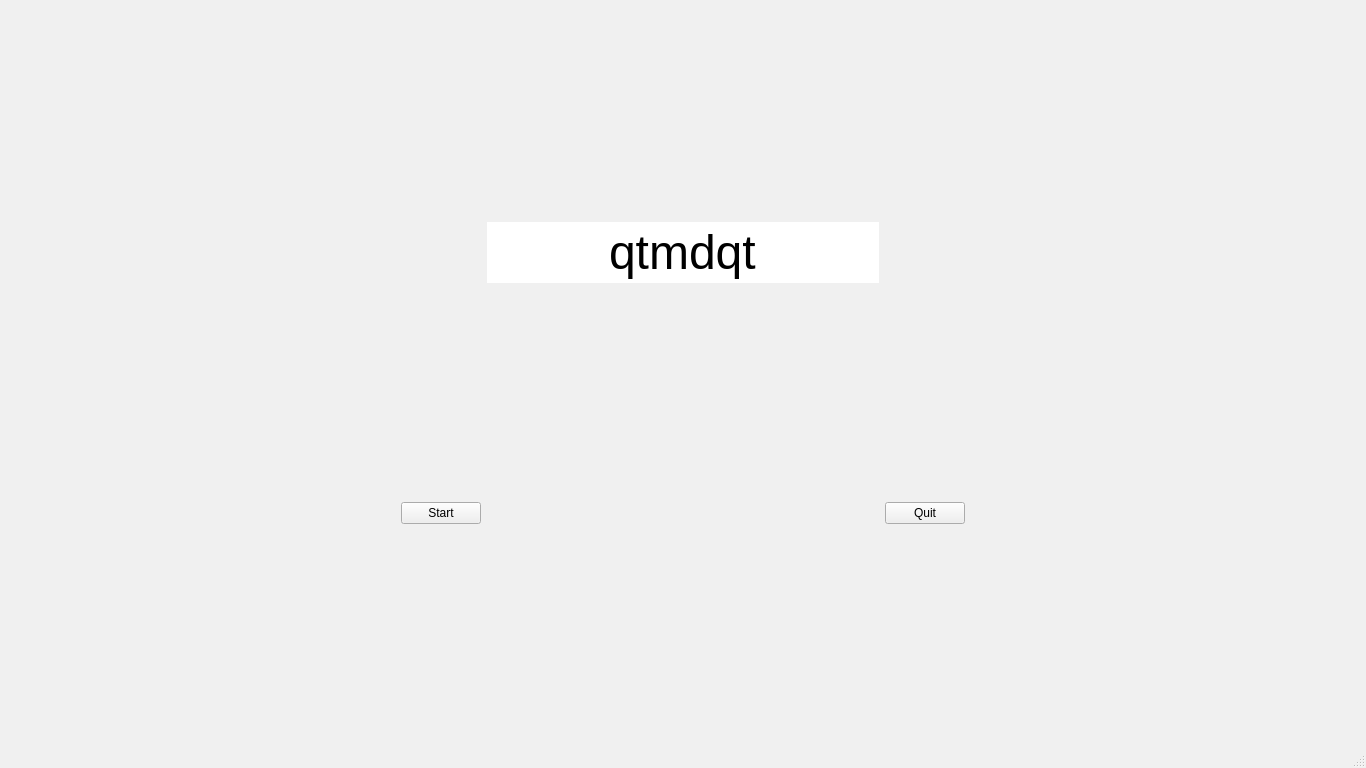
Old version of the form mainwindow.ui in the repository TrueVegetable/qtHomework.
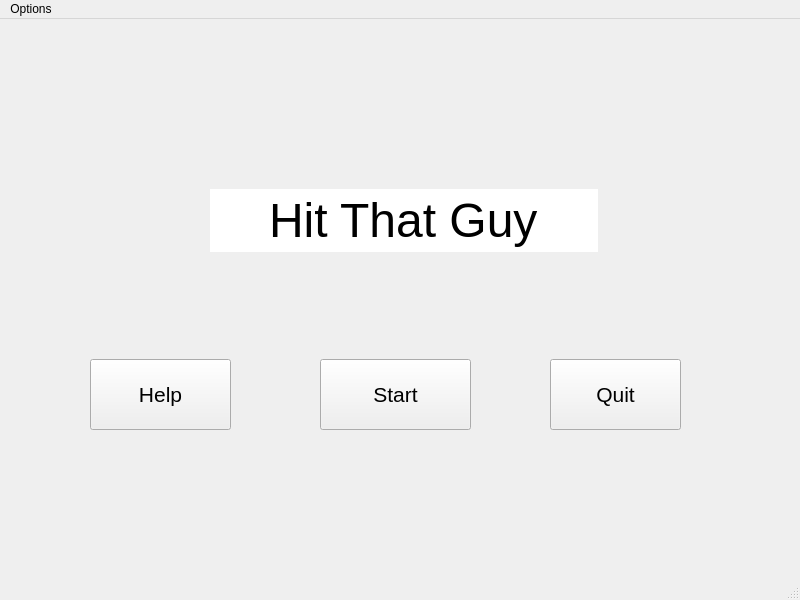
New version of the form. Icons and pictures are not drawn.

What changed in the file:
```diff
--- a/mainwindow.ui
+++ b/mainwindow.ui
@@ -9,8 +9,8 @@
    <rect>
     <x>0</x>
     <y>0</y>
-    <width>1366</width>
-    <height>768</height>
+    <width>800</width>
+    <height>600</height>
    </rect>
   </property>
   <property name="sizePolicy">
@@ -21,63 +21,66 @@
   </property>
   <property name="minimumSize">
    <size>
-    <width>1366</width>
-    <height>768</height>
+    <width>100</width>
+    <height>100</height>
    </size>
   </property>
   <property name="maximumSize">
    <size>
-    <width>1366</width>
-    <height>768</height>
+    <width>800</width>
+    <height>600</height>
    </size>
   </property>
   <property name="palette">
    <palette>
-    <active>
-     <colorrole role="Window">
-      <brush brushstyle="SolidPattern">
-       <color alpha="255">
-        <red>255</red>
-        <green>255</green>
-        <blue>255</blue>
-       </color>
-      </brush>
-     </colorrole>
-    </active>
-    <inactive>
-     <colorrole role="Window">
-      <brush brushstyle="SolidPattern">
-       <color alpha="255">
-        <red>240</red>
-        <green>240</green>
-        <blue>240</blue>
-       </color>
-      </brush>
-     </colorrole>
-    </inactive>
-    <disabled>
-     <colorrole role="Window">
-      <brush brushstyle="SolidPattern">
-       <color alpha="255">
-        <red>255</red>
-        <green>255</green>
-        <blue>255</blue>
-       </color>
-      </brush>
-     </colorrole>
-    </disabled>
+    <active/>
+    <inactive/>
+    <disabled/>
    </palette>
   </property>
   <property name="windowTitle">
    <string>MainWindow</string>
   </property>
+  <property name="styleSheet">
+   <string notr="true">#MainWindow{border-image: url(:/new/prefix1/image1.png);}</string>
+  </property>
   <widget class="QWidget" name="centralwidget">
-   <layout class="QGridLayout" name="gridLayout">
-    <item row="0" column="2">
+   <widget class="QPushButton" name="pushButton_2">
+    <property name="geometry">
+     <rect>
+      <x>550</x>
+      <y>340</y>
+      <width>131</width>
+      <height>71</height>
+     </rect>
+    </property>
+    <property name="sizePolicy">
+     <sizepolicy hsizetype="Maximum" vsizetype="Maximum">
+      <horstretch>0</horstretch>
+      <verstretch>0</verstretch>
+     </sizepolicy>
+    </property>
+    <property name="font">
+     <font>
+      <pointsize>16</pointsize>
+     </font>
+    </property>
+    <property name="text">
+     <string>Quit</string>
+    </property>
+   </widget>
      <widget class="QLineEdit" name="lineEdit">
       <property name="enabled">
        <bool>true</bool>
       </property>
+    <property name="geometry">
+     <rect>
+      <x>210</x>
+      <y>170</y>
+      <width>388</width>
+      <height>63</height>
+     </rect>
+    </property>
       <property name="sizePolicy">
        <sizepolicy hsizetype="Ignored" vsizetype="Maximum">
         <horstretch>0</horstretch>
@@ -99,7 +102,7 @@
        <bool>false</bool>
       </property>
       <property name="text">
-       <string>qtmdqt</string>
+     <string>Hit That Guy</string>
       </property>
       <property name="frame">
        <bool>false</bool>
@@ -114,92 +117,71 @@
        <bool>false</bool>
       </property>
      </widget>
-    </item>
-    <item row="1" column="2">
-     <spacer name="horizontalSpacer">
-      <property name="orientation">
-       <enum>Qt::Horizontal</enum>
-      </property>
-      <property name="sizeType">
-       <enum>QSizePolicy::MinimumExpanding</enum>
-      </property>
-      <property name="sizeHint" stdset="0">
-       <size>
-        <width>40</width>
-        <height>20</height>
-       </size>
-      </property>
-     </spacer>
-    </item>
-    <item row="1" column="1">
      <widget class="QPushButton" name="pushButton">
+    <property name="geometry">
+     <rect>
+      <x>320</x>
+      <y>340</y>
+      <width>151</width>
+      <height>71</height>
+     </rect>
+    </property>
       <property name="sizePolicy">
        <sizepolicy hsizetype="Maximum" vsizetype="Maximum">
         <horstretch>0</horstretch>
         <verstretch>0</verstretch>
        </sizepolicy>
       </property>
+    <property name="font">
+     <font>
+      <pointsize>16</pointsize>
+     </font>
+    </property>
       <property name="text">
        <string>Start</string>
       </property>
      </widget>
-    </item>
-    <item row="1" column="4">
-     <spacer name="horizontalSpacer_4">
-      <property name="orientation">
-       <enum>Qt::Horizontal</enum>
-      </property>
-      <property name="sizeType">
-       <enum>QSizePolicy::MinimumExpanding</enum>
-      </property>
-      <property name="sizeHint" stdset="0">
-       <size>
-        <width>40</width>
-        <height>20</height>
-       </size>
-      </property>
-     </spacer>
-    </item>
-    <item row="1" column="0">
-     <spacer name="horizontalSpacer_3">
-      <property name="orientation">
-       <enum>Qt::Horizontal</enum>
-      </property>
-      <property name="sizeType">
-       <enum>QSizePolicy::MinimumExpanding</enum>
-      </property>
-      <property name="sizeHint" stdset="0">
-       <size>
-        <width>40</width>
-        <height>20</height>
-       </size>
-      </property>
-     </spacer>
-    </item>
-    <item row="1" column="3">
-     <widget class="QPushButton" name="pushButton_2">
+   <widget class="QPushButton" name="pushButton_3">
+    <property name="geometry">
+     <rect>
+      <x>90</x>
+      <y>340</y>
+      <width>141</width>
+      <height>71</height>
+     </rect>
+    </property>
       <property name="sizePolicy">
        <sizepolicy hsizetype="Maximum" vsizetype="Maximum">
         <horstretch>0</horstretch>
         <verstretch>0</verstretch>
        </sizepolicy>
       </property>
+    <property name="font">
+     <font>
+      <pointsize>16</pointsize>
+     </font>
+    </property>
       <property name="text">
-       <string>Quit</string>
-      </property>
-     </widget>
-    </item>
-   </layout>
+     <string>Help</string>
+    </property>
+   </widget>
   </widget>
   <widget class="QMenuBar" name="menubar">
    <property name="geometry">
     <rect>
      <x>0</x>
      <y>0</y>
-     <width>1366</width>
-     <height>17</height>
+     <width>800</width>
+     <height>21</height>
     </rect>
    </property>
+   <widget class="QMenu" name="menuOptions">
+    <property name="title">
+     <string>Options</string>
+    </property>
+    <addaction name="separator"/>
+   </widget>
+   <addaction name="menuOptions"/>
   </widget>
   <widget class="QStatusBar" name="statusbar"/>
  </widget>
```
Lines whose indentation alone changed are shown as unchanged.
